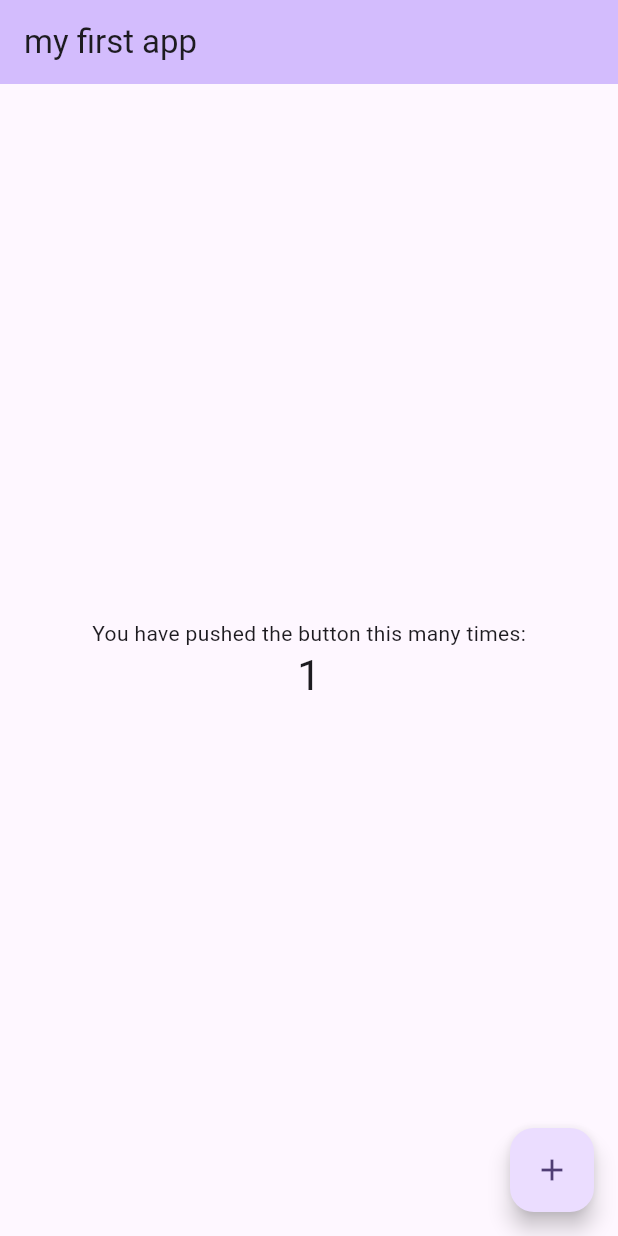
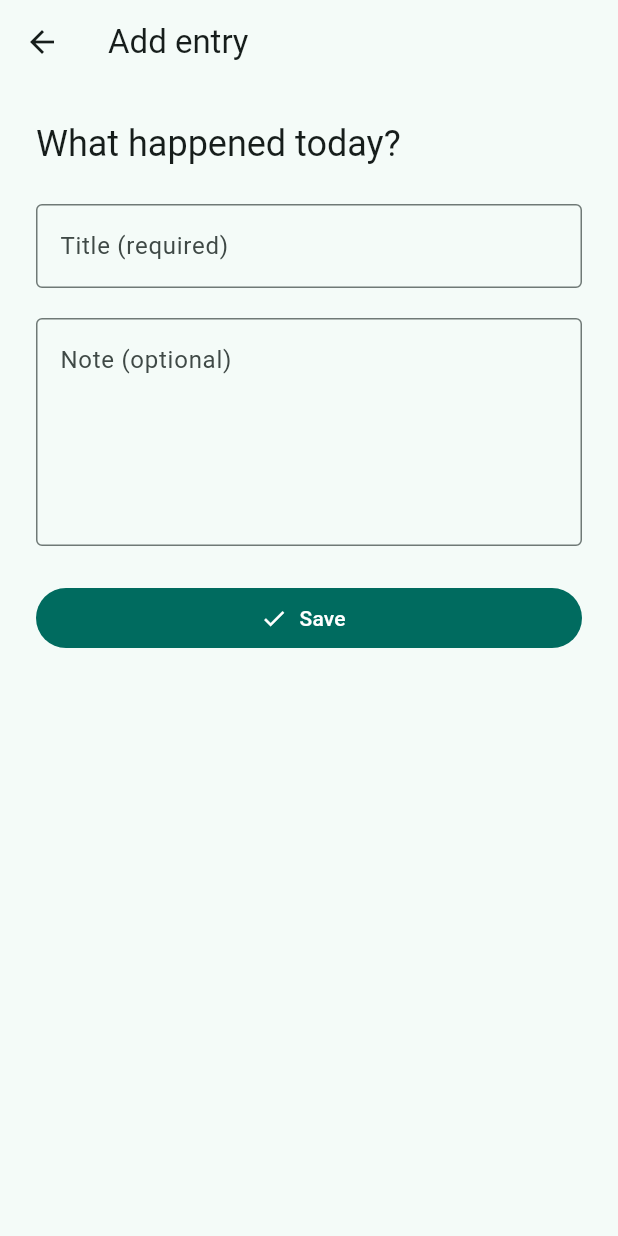
Before and after one commit to xurh9575-commits/edusnap, a Flutter app: the screen it shows after launch, after a tap on the "add" icon, on a phone screen of 412 x 824 dp. Run offline on Flutter 3.47's test engine with Material 3 defaults, Android fonts, the phone set to English and light mode, and no system bars.

Commit message:
feat: complete session 2 journal pages and edit challenge

```diff
--- a/analysis_options.yaml
+++ b/analysis_options.yaml
@@ -28,6 +28,8 @@ linter:
   # `// ignore_for_file: name_of_lint` syntax on the line or in the file
   # producing the lint.
   rules:
+    # Match the filenames explicitly required by the workshop (Session 2, p.14).
+    file_names: false
     # avoid_print: false  # Uncomment to disable the `avoid_print` rule
     # prefer_single_quotes: true  # Uncomment to enable the `prefer_single_quotes` rule
 
--- /dev/null
+++ b/lib/Component/JournalCard/JournalCard.dart
@@ -0,0 +1,42 @@
+import 'package:flutter/material.dart';
+
+import '../../Models/JournalEntry.dart';
+import 'JournalCardController.dart';
+
+class JournalCard extends StatelessWidget {
+  final JournalEntry entry;
+  final VoidCallback onTap;
+  const JournalCard({super.key, required this.entry, required this.onTap});
+  @override
+  Widget build(BuildContext context) {
+    final controller = JournalCardController(entry);
+    return Card(
+      clipBehavior: Clip.antiAlias,
+      margin: const EdgeInsets.only(bottom: 12),
+      child: ListTile(
+        contentPadding: const EdgeInsets.all(16),
+        onTap: onTap,
+        title: Text(entry.title, maxLines: 2, overflow: TextOverflow.ellipsis),
+        subtitle: Padding(
+          padding: const EdgeInsets.only(top: 8),
+          child: Column(
+            crossAxisAlignment: CrossAxisAlignment.start,
+            children: [
+              Text(
+                controller.preview,
+                maxLines: 2,
+                overflow: TextOverflow.ellipsis,
+              ),
+              const SizedBox(height: 12),
+              Text(
+                controller.date,
+                style: Theme.of(context).textTheme.labelSmall,
+              ),
+            ],
+          ),
+        ),
+        trailing: const Icon(Icons.chevron_right),
+      ),
+    );
+  }
+}
--- /dev/null
+++ b/lib/Component/JournalCard/JournalCardController.dart
@@ -0,0 +1,9 @@
+import '../../Models/JournalEntry.dart';
+import '../../Utils/JournalDate.dart';
+
+class JournalCardController {
+  final JournalEntry entry;
+  const JournalCardController(this.entry);
+  String get date => journalDate(entry.createdAt);
+  String get preview => entry.note.isEmpty ? 'No note added' : entry.note;
+}
--- /dev/null
+++ b/lib/Models/JournalEntry.dart
@@ -0,0 +1,10 @@
+class JournalEntry {
+  final String title;
+  final String note;
+  final DateTime createdAt;
+  const JournalEntry({
+    required this.title,
+    required this.note,
+    required this.createdAt,
+  });
+}
--- /dev/null
+++ b/lib/Pages/Add/AddPage.dart
@@ -0,0 +1,93 @@
+import 'package:flutter/material.dart';
+
+import '../../Models/JournalEntry.dart';
+import 'AddPageController.dart';
+
+class AddPage extends StatefulWidget {
+  final JournalEntry? entry;
+  const AddPage({super.key, this.entry});
+  @override
+  State<AddPage> createState() => _AddPageState();
+}
+
+class _AddPageState extends State<AddPage> {
+  late final AddPageController controller;
+  @override
+  void initState() {
+    super.initState();
+    controller = AddPageController(original: widget.entry);
+  }
+
+  @override
+  void dispose() {
+    controller.dispose();
+    super.dispose();
+  }
+
+  void save() {
+    if (!controller.hasTitle) {
+      showDialog<void>(
+        context: context,
+        builder: (context) => AlertDialog(
+          title: const Text('Title required'),
+          content: const Text('Please enter a title before saving your entry.'),
+          actions: [
+            TextButton(
+              onPressed: () => Navigator.pop(context),
+              child: const Text('OK'),
+            ),
+          ],
+        ),
+      );
+      return;
+    }
+    Navigator.pop(context, controller.save());
+  }
+
+  @override
+  Widget build(BuildContext context) => Scaffold(
+    appBar: AppBar(
+      title: Text(controller.isEditing ? 'Edit entry' : 'Add entry'),
+    ),
+    body: SafeArea(
+      child: Form(
+        child: ListView(
+          padding: const EdgeInsets.all(24),
+          children: [
+            Text(
+              controller.isEditing
+                  ? 'Revisit your story'
+                  : 'What happened today?',
+              style: Theme.of(context).textTheme.headlineSmall,
+            ),
+            const SizedBox(height: 24),
+            TextFormField(
+              key: const Key('entry-title'),
+              controller: controller.title,
+              decoration: const InputDecoration(labelText: 'Title (required)'),
+              textCapitalization: TextCapitalization.sentences,
+            ),
+            const SizedBox(height: 20),
+            TextFormField(
+              key: const Key('entry-note'),
+              controller: controller.note,
+              decoration: const InputDecoration(
+                labelText: 'Note (optional)',
+                alignLabelWithHint: true,
+              ),
+              minLines: 5,
+              maxLines: 10,
+              textCapitalization: TextCapitalization.sentences,
+            ),
+            const SizedBox(height: 24),
+            FilledButton.icon(
+              onPressed: save,
+              icon: const Icon(Icons.check),
+              label: const Text('Save'),
+            ),
+          ],
+        ),
+      ),
+    ),
+  );
+}
--- /dev/null
+++ b/lib/Pages/Add/AddPageController.dart
@@ -0,0 +1,23 @@
+import 'package:flutter/material.dart';
+
+import '../../Models/JournalEntry.dart';
+
+class AddPageController {
+  final JournalEntry? original;
+  final TextEditingController title;
+  final TextEditingController note;
+  AddPageController({this.original})
+    : title = TextEditingController(text: original?.title ?? ''),
+      note = TextEditingController(text: original?.note ?? '');
+  bool get isEditing => original != null;
+  bool get hasTitle => title.text.trim().isNotEmpty;
+  JournalEntry save() => JournalEntry(
+    title: title.text.trim(),
+    note: note.text.trim(),
+    createdAt: original?.createdAt ?? DateTime.now(),
+  );
+  void dispose() {
+    title.dispose();
+    note.dispose();
+  }
+}
--- /dev/null
+++ b/lib/Pages/Detail/DetailPageController.dart
@@ -0,0 +1,13 @@
+import 'package:flutter/foundation.dart';
+
+import '../../Models/JournalEntry.dart';
+
+class DetailPageController extends ChangeNotifier {
+  JournalEntry _entry;
+  DetailPageController(this._entry);
+  JournalEntry get entry => _entry;
+  void update(JournalEntry entry) {
+    _entry = entry;
+    notifyListeners();
+  }
+}
--- /dev/null
+++ b/lib/Pages/HomePage/HomePage.dart
@@ -0,0 +1,148 @@
+import 'package:flutter/material.dart';
+
+import '../../Component/JournalCard/JournalCard.dart';
+import '../../Models/JournalEntry.dart';
+import '../Add/AddPage.dart';
+import '../Detail/DetailPage.dart';
+import '../Settings/SettingsPage.dart';
+import 'HomePageController.dart';
+
+class HomePage extends StatefulWidget {
+  const HomePage({super.key});
+  @override
+  State<HomePage> createState() => _HomePageState();
+}
+
+class _HomePageState extends State<HomePage> {
+  late final HomePageController controller;
+  @override
+  void initState() {
+    super.initState();
+    controller = HomePageController();
+  }
+
+  @override
+  void dispose() {
+    controller.dispose();
+    super.dispose();
+  }
+
+  Future<void> addEntry() async {
+    final entry = await Navigator.push<JournalEntry>(
+      context,
+      MaterialPageRoute(builder: (_) => const AddPage()),
+    );
+    if (!mounted || entry == null) return;
+    controller.add(entry);
+  }
+
+  Future<bool> confirmDelete(JournalEntry entry) async =>
+      await showDialog<bool>(
+        context: context,
+        builder: (context) => AlertDialog(
+          title: const Text('Delete entry?'),
+          content: Text('Delete “${entry.title}”?'),
+          actions: [
+            TextButton(
+              onPressed: () => Navigator.pop(context, false),
+              child: const Text('Cancel'),
+            ),
+            FilledButton(
+              onPressed: () => Navigator.pop(context, true),
+              child: const Text('Delete'),
+            ),
+          ],
+        ),
+      ) ??
+      false;
+  @override
+  Widget build(BuildContext context) => Scaffold(
+    appBar: AppBar(
+      title: const Text('EduSnap'),
+      leading: IconButton(
+        tooltip: 'Settings',
+        icon: const Icon(Icons.settings_outlined),
+        onPressed: () => Navigator.push(
+          context,
+          MaterialPageRoute(builder: (_) => const SettingsPage()),
+        ),
+      ),
+      actions: [
+        IconButton(
+          tooltip: 'Add entry',
+          onPressed: addEntry,
+          icon: const Icon(Icons.add),
+        ),
+      ],
+    ),
+    body: SafeArea(
+      child: ListenableBuilder(
+        listenable: controller,
+        builder: (context, _) {
+          final entries = controller.entries;
+          if (entries.isEmpty) {
+            return Center(
+              child: Padding(
+                padding: const EdgeInsets.all(24),
+                child: Column(
+                  mainAxisSize: MainAxisSize.min,
+                  children: [
+                    const Icon(Icons.menu_book_outlined, size: 48),
+                    const SizedBox(height: 16),
+                    const Text('Your next story starts here.'),
+                    const SizedBox(height: 16),
+                    FilledButton.icon(
+                      onPressed: addEntry,
+                      icon: const Icon(Icons.add),
+                      label: const Text('Add entry'),
+                    ),
+                  ],
+                ),
+              ),
+            );
+          }
+          return ListView(
+            padding: const EdgeInsets.all(20),
+            children: [
+              Text(
+                'Your journal',
+                style: Theme.of(context).textTheme.headlineMedium,
+              ),
+              const SizedBox(height: 4),
+              Text('${entries.length} entries · Swipe left to delete'),
+              const SizedBox(height: 20),
+              for (final entry in entries)
+                Dismissible(
+                  key: ObjectKey(entry),
+                  direction: DismissDirection.endToStart,
+                  confirmDismiss: (_) => confirmDelete(entry),
+                  onDismissed: (_) => controller.delete(entry),
+                  background: Container(
+                    alignment: Alignment.centerRight,
+                    padding: const EdgeInsets.only(right: 24),
+                    color: Theme.of(context).colorScheme.errorContainer,
+                    child: Icon(
+                      Icons.delete_outline,
+                      color: Theme.of(context).colorScheme.onErrorContainer,
+                    ),
+                  ),
+                  child: JournalCard(
+                    entry: entry,
+                    onTap: () => Navigator.push(
+                      context,
+                      MaterialPageRoute(
+                        builder: (_) => DetailPage(
+                          entry: entry,
+                          onChanged: controller.update,
+                        ),
+                      ),
+                    ),
+                  ),
+                ),
+            ],
+          );
+        },
+      ),
+    ),
+  );
+}
--- /dev/null
+++ b/lib/Pages/HomePage/HomePageController.dart
@@ -0,0 +1,40 @@
+import 'package:flutter/foundation.dart';
+
+import '../../Models/JournalEntry.dart';
+
+class HomePageController extends ChangeNotifier {
+  final List<JournalEntry> _entries = [
+    JournalEntry(
+      title: 'A fresh start',
+      note: 'Today I started my Flutter journal. One small step at a time.',
+      createdAt: DateTime(2026, 10, 27),
+    ),
+    JournalEntry(
+      title: 'A quiet afternoon',
+      note: 'A short walk and a cup of tea helped me clear my head.',
+      createdAt: DateTime(2026, 10, 26),
+    ),
+    JournalEntry(
+      title: 'Something I learned',
+      note: 'Every page has a purpose. Keeping the code organised makes it easier to learn.',
+      createdAt: DateTime(2026, 10, 25),
+    ),
+  ];
+  List<JournalEntry> get entries => List.unmodifiable(_entries);
+  void add(JournalEntry entry) {
+    _entries.insert(0, entry);
+    notifyListeners();
+  }
+
+  void update(JournalEntry original, JournalEntry updated) {
+    final index = _entries.indexOf(original);
+    if (index < 0) return;
+    _entries[index] = updated;
+    notifyListeners();
+  }
+
+  void delete(JournalEntry entry) {
+    _entries.remove(entry);
+    notifyListeners();
+  }
+}
--- /dev/null
+++ b/lib/Pages/Settings/SettingsPageController.dart
@@ -0,0 +1,5 @@
+class SettingsPageController {
+  String get title => 'Settings';
+  String get storageMessage =>
+      'Entries are kept for this visit. Closing and restarting the app restores the sample journal.';
+}
--- /dev/null
+++ b/lib/Utils/JournalDate.dart
@@ -0,0 +1,2 @@
+String journalDate(DateTime date) =>
+    '${date.year}-${date.month.toString().padLeft(2, '0')}-${date.day.toString().padLeft(2, '0')}';
--- a/lib/main.dart
+++ b/lib/main.dart
@@ -1,122 +1,22 @@
 import 'package:flutter/material.dart';
 
-void main() {
-  runApp(const MyApp());
-}
+import 'Pages/HomePage/HomePage.dart';
+
+void main() => runApp(const MyApp());
 
 class MyApp extends StatelessWidget {
   const MyApp({super.key});
-
-  // This widget is the root of your application.
   @override
-  Widget build(BuildContext context) {
-    return MaterialApp(
-      title: 'Flutter Demo',
-      theme: ThemeData(
-        // This is the theme of your application.
-        //
-        // TRY THIS: Try running your application with "flutter run". You'll see
-        // the application has a purple toolbar. Then, without quitting the app,
-        // try changing the seedColor in the colorScheme below to Colors.green
-        // and then invoke "hot reload" (save your changes or press the "hot
-        // reload" button in a Flutter-supported IDE, or press "r" if you used
-        // the command line to start the app).
-        //
-        // Notice that the counter didn't reset back to zero; the application
-        // state is not lost during the reload. To reset the state, use hot
-        // restart instead.
-        //
-        // This works for code too, not just values: Most code changes can be
-        // tested with just a hot reload.
-        colorScheme: .fromSeed(seedColor: Colors.deepPurple),
+  Widget build(BuildContext context) => MaterialApp(
+    title: 'EduSnap',
+    debugShowCheckedModeBanner: false,
+    theme: ThemeData(
+      colorScheme: ColorScheme.fromSeed(seedColor: const Color(0xFF246B61)),
+      useMaterial3: true,
+      inputDecorationTheme: const InputDecorationTheme(
+        border: OutlineInputBorder(),
       ),
-      home: const MyHomePage(title: 'my first app'),
-    );
-  }
+    ),
+    home: const HomePage(),
+  );
 }
-
-class MyHomePage extends StatefulWidget {
-  const MyHomePage({super.key, required this.title});
-
-  // This widget is the home page of your application. It is stateful, meaning
-  // that it has a State object (defined below) that contains fields that affect
-  // how it looks.
-
-  // This class is the configuration for the state. It holds the values (in this
-  // case the title) provided by the parent (in this case the App widget) and
-  // used by the build method of the State. Fields in a Widget subclass are
-  // always marked "final".
-
-  final String title;
-
-  @override
-  State<MyHomePage> createState() => _MyHomePageState();
-}
-
-class _MyHomePageState extends State<MyHomePage> {
-  int _counter = 0;
-
-  void _incrementCounter() {
-    setState(() {
-      // This call to setState tells the Flutter framework that something has
-      // changed in this State, which causes it to rerun the build method below
-      // so that the display can reflect the updated values. If we changed
-      // _counter without calling setState(), then the build method would not be
-      // called again, and so nothing would appear to happen.
-      _counter++;
-    });
-  }
-
-  @override
-  Widget build(BuildContext context) {
-    // This method is rerun every time setState is called, for instance as done
-    // by the _incrementCounter method above.
-    //
-    // The Flutter framework has been optimized to make rerunning build methods
-    // fast, so that you can just rebuild anything that needs updating rather
-    // than having to individually change instances of widgets.
-    return Scaffold(
-      appBar: AppBar(
-        // TRY THIS: Try changing the color here to a specific color (to
-        // Colors.amber, perhaps?) and trigger a hot reload to see the AppBar
-        // change color while the other colors stay the same.
-        backgroundColor: Theme.of(context).colorScheme.inversePrimary,
-        // Here we take the value from the MyHomePage object that was created by
-        // the App.build method, and use it to set our appbar title.
-        title: Text(widget.title),
-      ),
-      body: Center(
-        // Center is a layout widget. It takes a single child and positions it
-        // in the middle of the parent.
-        child: Column(
-          // Column is also a layout widget. It takes a list of children and
-          // arranges them vertically. By default, it sizes itself to fit its
-          // children horizontally, and tries to be as tall as its parent.
-          //
-          // Column has various properties to control how it sizes itself and
-          // how it positions its children. Here we use mainAxisAlignment to
-          // center the children vertically; the main axis here is the vertical
-          // axis because Columns are vertical (the cross axis would be
-          // horizontal).
-          //
-          // TRY THIS: Invoke "debug painting" (choose the "Toggle Debug Paint"
-          // action in the IDE, or press "p" in the console), to see the
-          // wireframe for each widget.
-          mainAxisAlignment: .center,
-          children: [
-            const Text('You have pushed the button this many times:'),
-            Text(
-              '$_counter',
-              style: Theme.of(context).textTheme.headlineMedium,
-            ),
-          ],
-        ),
-      ),
-      floatingActionButton: FloatingActionButton(
-        onPressed: _incrementCounter,
-        tooltip: 'Increment',
-        child: const Icon(Icons.add),
-      ),
-    );
-  }
-}
```
Also changed, not shown: lib/Pages/Detail/DetailPage.dart (added, +83 -0 lines), lib/Pages/Settings/SettingsPage.dart (added, +35 -0 lines), 4 other files.
